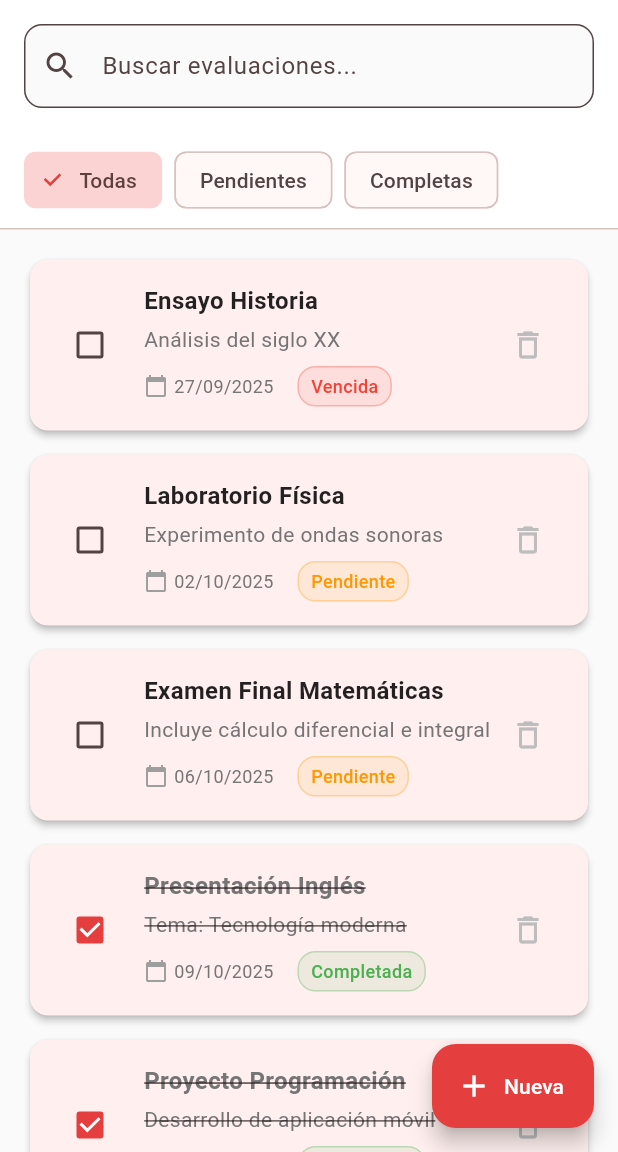
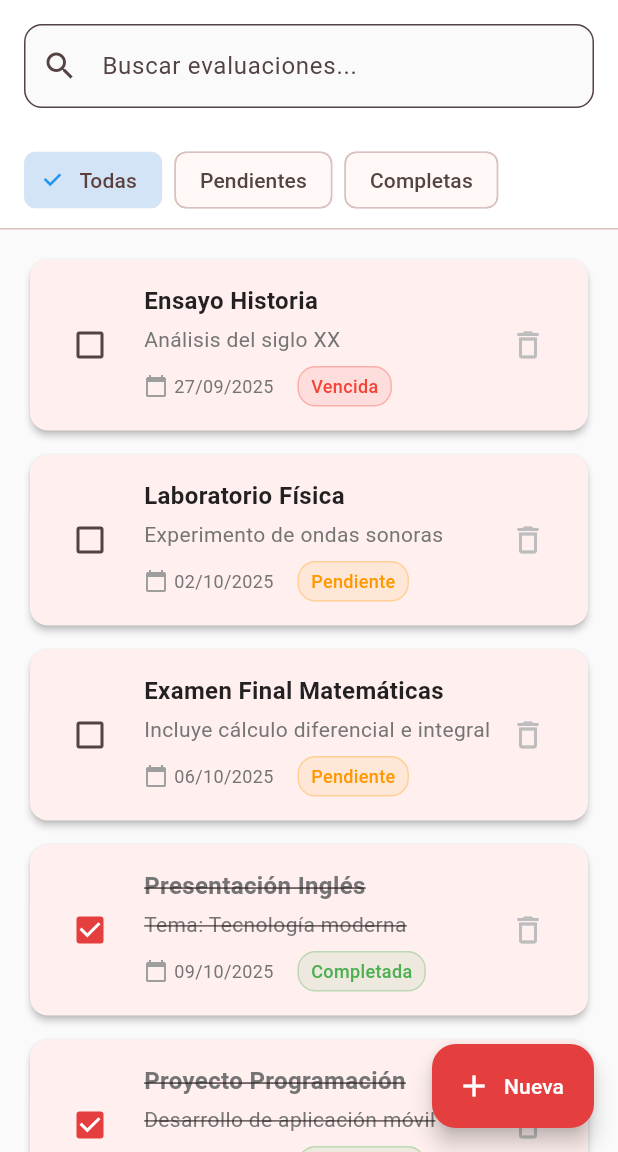
Before and after one commit to JoaquinSr08/flutter_evaluation_app, a Flutter app: the EvaluationsScreen screen opened directly, on a phone screen of 412 x 824 dp, the part 84-1236 px from its top. Run offline on Flutter 3.47's test engine with Material 3 defaults, Android fonts, the phone set to English and light mode, and no system bars.

Commit message:
colores seleccionables pagina principal

```diff
--- a/lib/screens/evaluations_screen.dart
+++ b/lib/screens/evaluations_screen.dart
@@ -216,15 +216,24 @@ class _EvaluationsScreenState extends State<EvaluationsScreen> {
               children: FilterType.values.map((filter) {
                 final isSelected = _currentFilter == filter;
                 String label;
+                Color selectedColor;
+                Color checkmarkColor;
+
                 switch (filter) {
                   case FilterType.todas:
                     label = 'Todas';
+                    selectedColor = Colors.blue.withOpacity(0.2);
+                    checkmarkColor = Colors.blue;
                     break;
                   case FilterType.pendientes:
                     label = 'Pendientes';
+                    selectedColor = const Color(0xFFE53E3E).withOpacity(0.2); // Rojizo
+                    checkmarkColor = const Color(0xFFE53E3E);
                     break;
                   case FilterType.completas:
                     label = 'Completas';
+                    selectedColor = Colors.green.withOpacity(0.2); // Verde
+                    checkmarkColor = Colors.green;
                     break;
                 }
 
@@ -238,8 +247,8 @@ class _EvaluationsScreenState extends State<EvaluationsScreen> {
                         _currentFilter = filter;
                       });
                     },
-                    selectedColor: const Color(0xFFE53E3E).withOpacity(0.2),
-                    checkmarkColor: const Color(0xFFE53E3E),
+                    selectedColor: selectedColor,
+                    checkmarkColor: checkmarkColor,
                   ),
                 );
               }).toList(),
```
